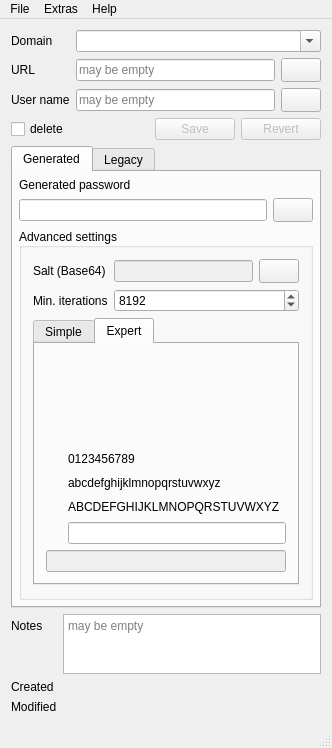
First picture: the form in Qt-SESAM/mainwindow.ui, repository 607011/Qt-SESAM, before the edit.
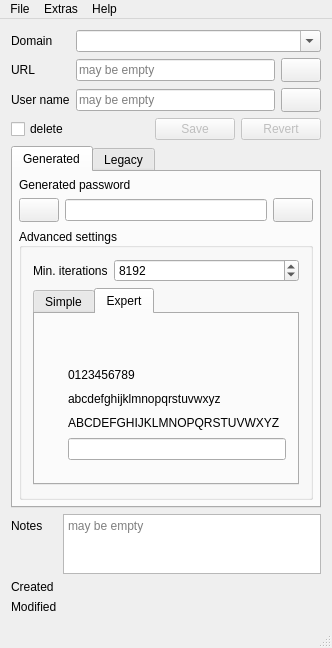
Second picture: the form after the edit. Icons and pictures are not drawn. Custom widgets are drawn as their Qt base class.

Commit message: Salt hidden from user.

```diff
--- a/Qt-SESAM/mainwindow.ui
+++ b/Qt-SESAM/mainwindow.ui
@@ -7,7 +7,7 @@
     <x>0</x>
     <y>0</y>
     <width>332</width>
-    <height>748</height>
+    <height>648</height>
    </rect>
   </property>
   <property name="sizePolicy">
@@ -217,13 +217,48 @@
         </item>
         <item>
          <layout class="QHBoxLayout" name="horizontalLayout_2">
+          <item>
+           <widget class="QPushButton" name="renewSaltPushButton">
+            <property name="enabled">
+             <bool>true</bool>
+            </property>
+            <property name="sizePolicy">
+             <sizepolicy hsizetype="Minimum" vsizetype="Minimum">
+              <horstretch>0</horstretch>
+              <verstretch>0</verstretch>
+             </sizepolicy>
+            </property>
+            <property name="minimumSize">
+             <size>
+              <width>24</width>
+              <height>24</height>
+             </size>
+            </property>
+            <property name="toolTip">
+             <string>Generate new password</string>
+            </property>
+            <property name="text">
+             <string/>
+            </property>
+            <property name="icon">
+             <iconset resource="QtSESAM.qrc">
+              <normaloff>:/images/refresh.png</normaloff>:/images/refresh.png</iconset>
+            </property>
+            <property name="flat">
+             <bool>false</bool>
+            </property>
+           </widget>
+          </item>
           <item>
            <widget class="QLineEdit" name="generatedPasswordLineEdit">
+            <property name="styleSheet">
+             <string notr="true"/>
+            </property>
             <property name="echoMode">
              <enum>QLineEdit::Password</enum>
             </property>
             <property name="alignment">
-             <set>Qt::AlignLeading|Qt::AlignLeft|Qt::AlignVCenter</set>
+             <set>Qt::AlignCenter</set>
             </property>
             <property name="readOnly">
              <bool>true</bool>
@@ -285,63 +320,13 @@
            <item>
             <layout class="QFormLayout" name="formLayout_3">
              <item row="0" column="0">
-              <widget class="QLabel" name="label_9">
-               <property name="text">
-                <string>Salt (Base64)</string>
-               </property>
-              </widget>
-             </item>
-             <item row="0" column="1">
-              <layout class="QHBoxLayout" name="horizontalLayout">
-               <item>
-                <widget class="QLineEdit" name="saltBase64LineEdit">
-                 <property name="enabled">
-                  <bool>false</bool>
-                 </property>
-                 <property name="cursor">
-                  <cursorShape>ForbiddenCursor</cursorShape>
-                 </property>
-                 <property name="readOnly">
-                  <bool>true</bool>
-                 </property>
-                </widget>
-               </item>
-               <item>
-                <widget class="QPushButton" name="renewSaltPushButton">
-                 <property name="enabled">
-                  <bool>true</bool>
-                 </property>
-                 <property name="sizePolicy">
-                  <sizepolicy hsizetype="Minimum" vsizetype="Minimum">
-                   <horstretch>0</horstretch>
-                   <verstretch>0</verstretch>
-                  </sizepolicy>
-                 </property>
-                 <property name="minimumSize">
-                  <size>
-                   <width>24</width>
-                   <height>24</height>
-                  </size>
-                 </property>
-                 <property name="text">
-                  <string/>
-                 </property>
-                 <property name="icon">
-                  <iconset resource="QtSESAM.qrc">
-                   <normaloff>:/images/refresh.png</normaloff>:/images/refresh.png</iconset>
-                 </property>
-                </widget>
-               </item>
-              </layout>
-             </item>
-             <item row="1" column="0">
               <widget class="QLabel" name="label_3">
                <property name="text">
                 <string>Min. iterations</string>
                </property>
               </widget>
              </item>
-             <item row="1" column="1">
+             <item row="0" column="1">
               <widget class="QSpinBox" name="iterationsSpinBox">
                <property name="minimum">
                 <number>1</number>
@@ -591,11 +576,36 @@
                  </item>
                 </layout>
                </item>
+               <item>
+                <widget class="QLineEdit" name="saltBase64LineEdit">
+                 <property name="enabled">
+                  <bool>false</bool>
+                 </property>
+                 <property name="maximumSize">
+                  <size>
+                   <width>16777215</width>
+                   <height>0</height>
+                  </size>
+                 </property>
+                 <property name="cursor">
+                  <cursorShape>ForbiddenCursor</cursorShape>
+                 </property>
+                 <property name="readOnly">
+                  <bool>true</bool>
+                 </property>
+                </widget>
+               </item>
                <item>
                 <widget class="QLineEdit" name="passwordTemplateLineEdit">
                  <property name="enabled">
                   <bool>false</bool>
                  </property>
+                 <property name="maximumSize">
+                  <size>
+                   <width>16777215</width>
+                   <height>0</height>
+                  </size>
+                 </property>
                 </widget>
                </item>
               </layout>
```
Left out of the diff: 11 changed lines with no effect on the pictures. The commit also changes 2 other files.
